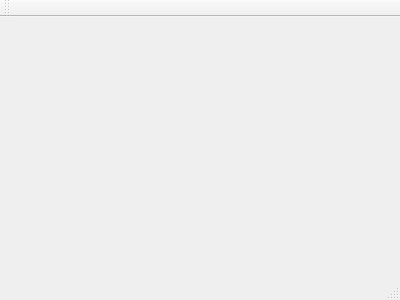
MATF-RS19/RS018-miniknime, file mainwindow.ui: the form before one commit.
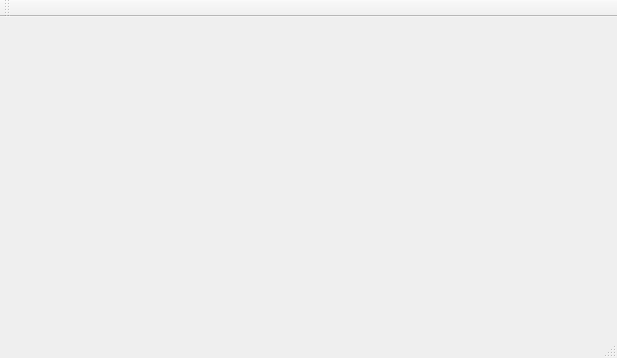
The form after the commit.

Commit message: disabled pythia

Patch:
```diff
--- a/mainwindow.ui
+++ b/mainwindow.ui
@@ -1,24 +1,51 @@
 <ui version="4.0">
  <class>MainWindow</class>
- <widget class="QMainWindow" name="MainWindow" >
-  <property name="geometry" >
+ <widget class="QMainWindow" name="MainWindow">
+  <property name="geometry">
    <rect>
     <x>0</x>
     <y>0</y>
-    <width>400</width>
-    <height>300</height>
+    <width>617</width>
+    <height>358</height>
    </rect>
   </property>
   <property name="windowTitle" >
    <string>MainWindow</string>
   </property>
-  <widget class="QMenuBar" name="menuBar" />
-  <widget class="QToolBar" name="mainToolBar" />
-  <widget class="QWidget" name="centralWidget" />
-  <widget class="QStatusBar" name="statusBar" />
+  <widget class="QWidget" name="centralWidget">
+   <widget class="QWidget" name="verticalLayoutWidget">
+    <property name="geometry">
+     <rect>
+      <x>20</x>
+      <y>10</y>
+      <width>571</width>
+      <height>291</height>
+     </rect>
+    </property>
+    <layout class="QVBoxLayout" name="mainLayout"/>
+   </widget>
+  </widget>
+  <widget class="QMenuBar" name="menuBar">
+   <property name="geometry">
+    <rect>
+     <x>0</x>
+     <y>0</y>
+     <width>617</width>
+     <height>21</height>
+    </rect>
+   </property>
+  </widget>
+  <widget class="QToolBar" name="mainToolBar">
+   <attribute name="toolBarArea">
+    <enum>TopToolBarArea</enum>
+   </attribute>
+   <attribute name="toolBarBreak">
+    <bool>false</bool>
+   </attribute>
+  </widget>
+  <widget class="QStatusBar" name="statusBar"/>
  </widget>
- <layoutDefault spacing="6" margin="11" />
- <pixmapfunction></pixmapfunction>
+ <layoutdefault spacing="6" margin="11"/>
  <resources/>
  <connections/>
 </ui>
```
Left out of the diff: 3 changed lines with no effect on the pictures. The commit also changes 1 other file.
